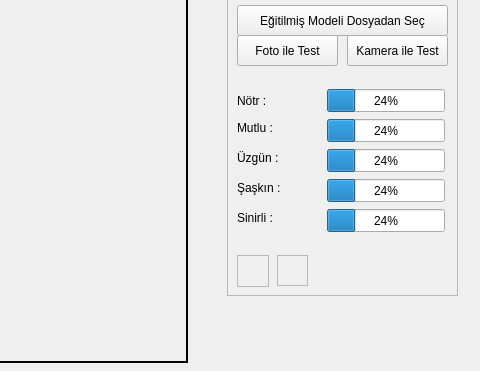
First picture: the form in DeepFacialEmotion07All/GUIandData/guiTest.ui, repository onurgunes/DeepFacialEmotion, before the edit; both pictures show x 453 to 933 and y 128 to 499 of the 933 by 499 pixel window.
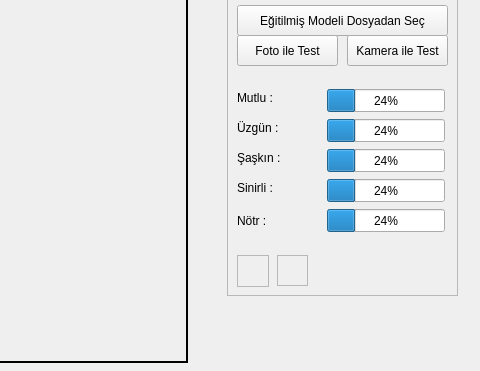
Second picture: the form after the edit. Icons and pictures are not drawn.

What changed in the file:
```diff
--- a/DeepFacialEmotion07All/GUIandData/guiTest.ui
+++ b/DeepFacialEmotion07All/GUIandData/guiTest.ui
@@ -36,7 +36,7 @@
    <property name="geometry">
     <rect>
      <x>690</x>
-     <y>337</y>
+     <y>307</y>
      <width>66</width>
      <height>17</height>
     </rect>
@@ -62,7 +62,7 @@
    <property name="geometry">
     <rect>
      <x>690</x>
-     <y>307</y>
+     <y>277</y>
      <width>66</width>
      <height>17</height>
     </rect>
@@ -75,7 +75,7 @@
    <property name="geometry">
     <rect>
      <x>690</x>
-     <y>247</y>
+     <y>217</y>
      <width>66</width>
      <height>17</height>
     </rect>
@@ -88,7 +88,7 @@
    <property name="geometry">
     <rect>
      <x>780</x>
-     <y>277</y>
+     <y>247</y>
      <width>118</width>
      <height>23</height>
     </rect>
@@ -101,7 +101,7 @@
    <property name="geometry">
     <rect>
      <x>690</x>
-     <y>220</y>
+     <y>340</y>
      <width>66</width>
      <height>17</height>
     </rect>
@@ -130,7 +130,7 @@
    <property name="geometry">
     <rect>
      <x>780</x>
-     <y>217</y>
+     <y>337</y>
      <width>118</width>
      <height>23</height>
     </rect>
@@ -143,7 +143,7 @@
    <property name="geometry">
     <rect>
      <x>690</x>
-     <y>277</y>
+     <y>247</y>
      <width>60</width>
      <height>17</height>
     </rect>
@@ -156,7 +156,7 @@
    <property name="geometry">
     <rect>
      <x>780</x>
-     <y>337</y>
+     <y>307</y>
      <width>118</width>
      <height>23</height>
     </rect>
@@ -214,7 +214,7 @@
    <property name="geometry">
     <rect>
      <x>780</x>
-     <y>247</y>
+     <y>217</y>
      <width>118</width>
      <height>23</height>
     </rect>
@@ -227,7 +227,7 @@
    <property name="geometry">
     <rect>
      <x>780</x>
-     <y>307</y>
+     <y>277</y>
      <width>118</width>
      <height>23</height>
     </rect>
```
